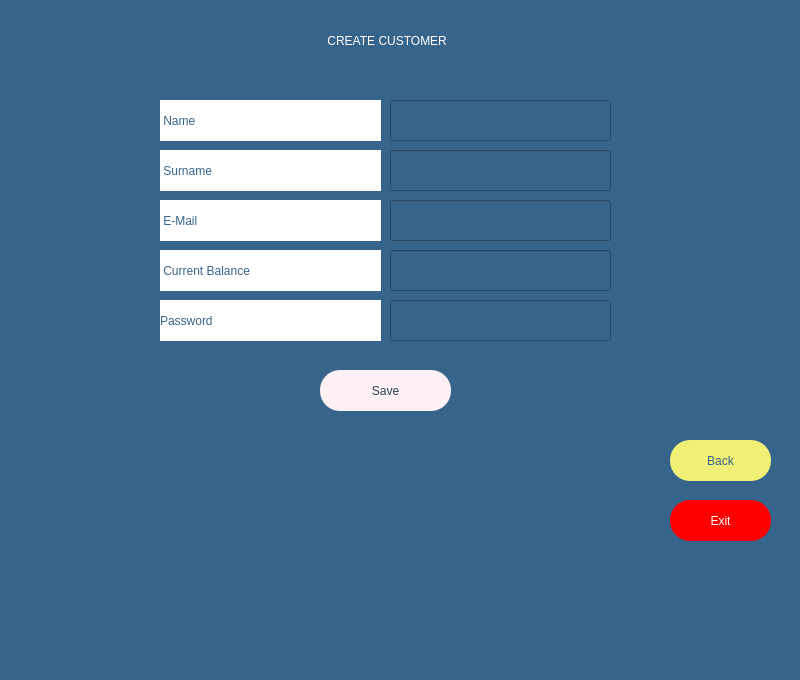
First picture: the form in createcustomerpage.ui, repository melihorhanyilmaz/Project, before the edit.
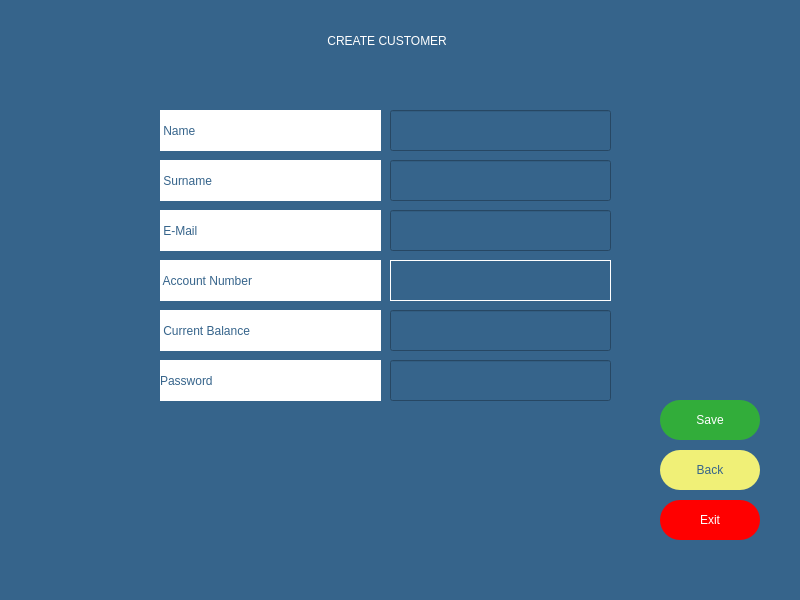
Second picture: the form after the edit.

Diff of the .ui file:
```diff
--- a/createcustomerpage.ui
+++ b/createcustomerpage.ui
@@ -7,7 +7,7 @@
     <x>0</x>
     <y>0</y>
     <width>800</width>
-    <height>680</height>
+    <height>600</height>
    </rect>
   </property>
   <property name="windowTitle">
@@ -21,7 +21,7 @@
     <property name="geometry">
      <rect>
       <x>390</x>
-      <y>100</y>
+      <y>110</y>
       <width>221</width>
       <height>41</height>
      </rect>
@@ -38,7 +38,7 @@
     <property name="geometry">
      <rect>
       <x>390</x>
-      <y>150</y>
+      <y>160</y>
       <width>221</width>
       <height>41</height>
      </rect>
@@ -52,7 +52,7 @@
     <property name="geometry">
      <rect>
       <x>390</x>
-      <y>200</y>
+      <y>210</y>
       <width>221</width>
       <height>41</height>
      </rect>
@@ -71,17 +71,19 @@
    <widget class="QPushButton" name="B_save">
     <property name="geometry">
      <rect>
-      <x>320</x>
-      <y>370</y>
-      <width>131</width>
-      <height>41</height>
+      <x>660</x>
+      <y>400</y>
+      <width>100</width>
+      <height>40</height>
      </rect>
     </property>
     <property name="styleSheet">
      <string notr="true">background-color: rgb(255, 240, 245);
-color: rgb(34, 64, 89);
+background-color: rgb(50, 173, 58);
+
 font: 63 14pt &quot;Montserrat SemiBold&quot;;
-border-radius: 20 </string>
+border-radius: 20;
+color: rgb(255, 255, 255);</string>
     </property>
     <property name="text">
      <string>Save</string>
@@ -93,10 +95,10 @@
    <widget class="QPushButton" name="B_exit">
     <property name="geometry">
      <rect>
-      <x>670</x>
+      <x>660</x>
       <y>500</y>
-      <width>101</width>
-      <height>41</height>
+      <width>100</width>
+      <height>40</height>
      </rect>
     </property>
     <property name="styleSheet">
@@ -117,7 +119,7 @@
     <property name="geometry">
      <rect>
       <x>160</x>
-      <y>100</y>
+      <y>110</y>
       <width>221</width>
       <height>41</height>
      </rect>
@@ -135,7 +137,7 @@
     <property name="geometry">
      <rect>
       <x>160</x>
-      <y>150</y>
+      <y>160</y>
       <width>221</width>
       <height>41</height>
      </rect>
@@ -153,7 +155,7 @@
     <property name="geometry">
      <rect>
       <x>160</x>
-      <y>200</y>
+      <y>210</y>
       <width>221</width>
       <height>41</height>
      </rect>
@@ -167,6 +169,24 @@
      <string> E-Mail</string>
     </property>
    </widget>
+   <widget class="QLabel" name="la_accnumber">
+    <property name="geometry">
+     <rect>
+      <x>160</x>
+      <y>260</y>
+      <width>221</width>
+      <height>41</height>
+     </rect>
+    </property>
+    <property name="styleSheet">
+     <string notr="true">color: rgb(54, 100, 139);
+background-color: rgb(255, 255, 255);
+font: 63 14pt &quot;Montserrat SemiBold&quot;;</string>
+    </property>
+    <property name="text">
+     <string> Account Number</string>
+    </property>
+   </widget>
    <widget class="QLabel" name="label_5">
     <property name="geometry">
      <rect>
@@ -191,7 +211,7 @@
     <property name="geometry">
      <rect>
       <x>160</x>
-      <y>250</y>
+      <y>310</y>
       <width>221</width>
       <height>41</height>
      </rect>
@@ -209,7 +229,7 @@
     <property name="geometry">
      <rect>
       <x>390</x>
-      <y>250</y>
+      <y>310</y>
       <width>221</width>
       <height>41</height>
      </rect>
@@ -219,17 +239,14 @@
 font: 63 14pt &quot;Montserrat SemiBold&quot;;</string>
     </property>
     <property name="inputMask">
-     <string/>
-    </property>
-    <property name="maxLength">
-     <number>12</number>
+     <string>999999999999</string>
     </property>
    </widget>
    <widget class="QLabel" name="la_password">
     <property name="geometry">
      <rect>
       <x>160</x>
-      <y>300</y>
+      <y>360</y>
       <width>221</width>
       <height>41</height>
      </rect>
@@ -247,7 +264,7 @@
     <property name="geometry">
      <rect>
       <x>390</x>
-      <y>300</y>
+      <y>360</y>
       <width>221</width>
       <height>41</height>
      </rect>
@@ -257,22 +274,52 @@
 font: 63 14pt &quot;Montserrat SemiBold&quot;;</string>
     </property>
     <property name="inputMask">
-     <string/>
+     <string>9999999</string>
     </property>
     <property name="maxLength">
      <number>7</number>
     </property>
-    <property name="echoMode">
-     <enum>QLineEdit::Password</enum>
-    </property>
    </widget>
-   <widget class="QPushButton" name="B_back">
+   <widget class="QLabel" name="la_error">
     <property name="geometry">
      <rect>
-      <x>670</x>
+      <x>280</x>
       <y>440</y>
-      <width>101</width>
+      <width>221</width>
+      <height>13</height>
+     </rect>
+    </property>
+    <property name="text">
+     <string/>
+    </property>
+   </widget>
+   <widget class="QLabel" name="la_id">
+    <property name="geometry">
+     <rect>
+      <x>390</x>
+      <y>260</y>
+      <width>221</width>
       <height>41</height>
+     </rect>
+    </property>
+    <property name="styleSheet">
+     <string notr="true">color: rgb(255, 255, 255);
+font: 63 14pt &quot;Montserrat SemiBold&quot;;</string>
+    </property>
+    <property name="frameShape">
+     <enum>QFrame::Box</enum>
+    </property>
+    <property name="text">
+     <string/>
+    </property>
+   </widget>
+   <widget class="QPushButton" name="B_back">
+    <property name="geometry">
+     <rect>
+      <x>660</x>
+      <y>450</y>
+      <width>100</width>
+      <height>40</height>
      </rect>
     </property>
     <property name="styleSheet">
@@ -289,26 +336,6 @@
      <bool>false</bool>
     </property>
    </widget>
-   <widget class="QLabel" name="la_error">
-    <property name="geometry">
-     <rect>
-      <x>160</x>
-      <y>430</y>
-      <width>451</width>
-      <height>31</height>
-     </rect>
-    </property>
-    <property name="styleSheet">
-     <string notr="true">color: rgb(255, 255, 255);
-font: 63 14pt &quot;Montserrat SemiBold&quot;;</string>
-    </property>
-    <property name="text">
-     <string/>
-    </property>
-    <property name="alignment">
-     <set>Qt::AlignCenter</set>
-    </property>
-   </widget>
   </widget>
   <widget class="QMenuBar" name="menubar">
    <property name="geometry">
@@ -316,7 +343,7 @@
      <x>0</x>
      <y>0</y>
      <width>800</width>
-     <height>21</height>
+     <height>26</height>
     </rect>
    </property>
   </widget>
```
